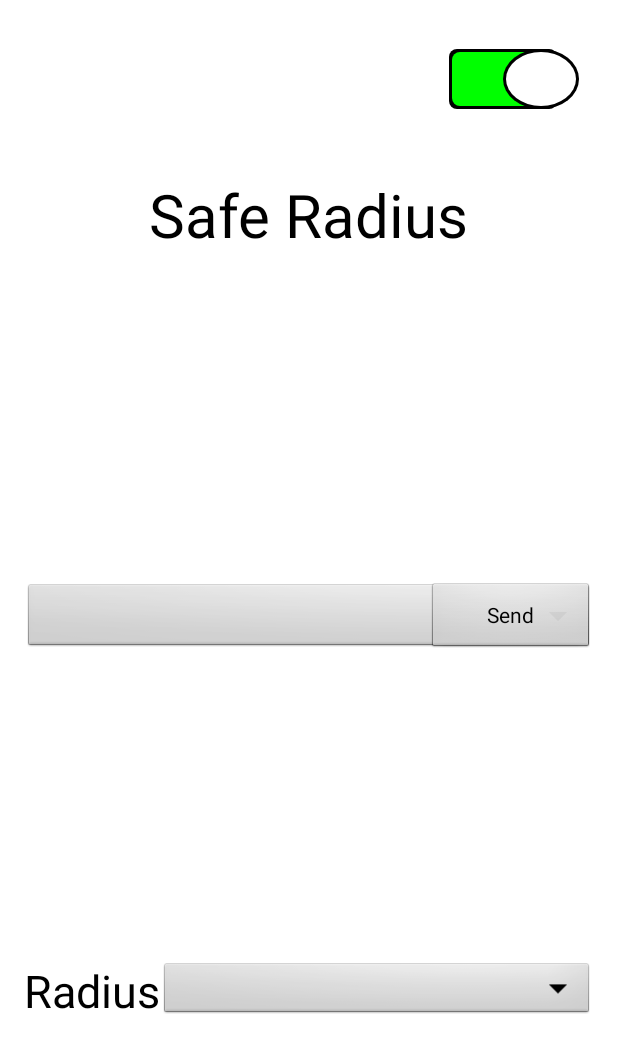
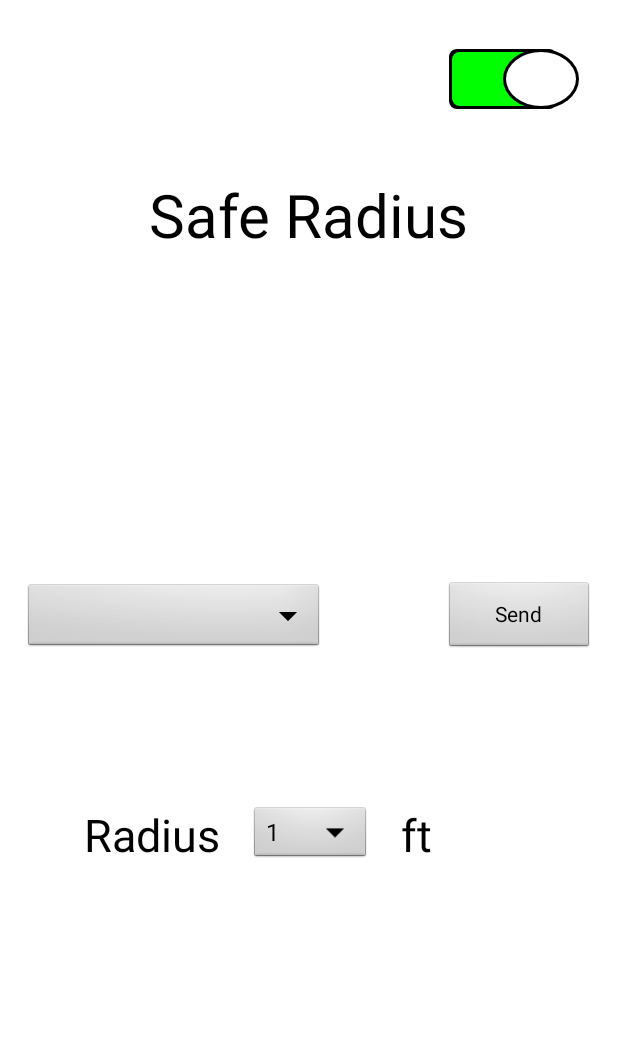
Before and after one commit to CS160-HYJJR/Safe-Radius, an Android app: the SendActivity screen opened directly, with no data from a screen before it, on a phone screen of 412 x 824 dp. Shown: the top 1053 px of the screen. Run offline under Robolectric (Android 15) with nearby library versions, the phone set to English and light mode, and no system bars; 1 statement that could not run was skipped.

Commit message:
update radius spinner and related interface

```diff
--- a/mobile/src/main/java/hyjjr/cs160/com/safe_radius/SendActivity.java
+++ b/mobile/src/main/java/hyjjr/cs160/com/safe_radius/SendActivity.java
@@ -5,6 +5,8 @@ import android.os.Bundle;
 import android.util.Log;
 import android.view.View;
 import android.view.ViewGroup;
+import android.widget.ArrayAdapter;
+import android.widget.Spinner;
 import android.widget.Switch;
 
 import hyjjr.cs160.com.safe_radius.sendActivity_listeners.SwitchListener;
@@ -19,9 +21,22 @@ public class SendActivity extends Activity {
         super.onCreate(savedInstanceState);
         setContentView(R.layout.activity_send);
 
+        setSwitchListener();
+        setRadiusSpinnerContent();
+    }
+
+    private void setRadiusSpinnerContent() {
+        Spinner spinner = (Spinner) findViewById(R.id.radius_spinner);
+        ArrayAdapter<String> adapter = new ArrayAdapter<>(this,
+                android.R.layout.simple_spinner_item, getResources().getStringArray(R.array.radius_choices));
+        spinner.setAdapter(adapter);
+    }
+
+    private void setSwitchListener() {
         Switch switch1 = (Switch) findViewById(R.id.switch1);
         switch1.setOnCheckedChangeListener(new SwitchListener(this));
     }
+
 
     /*
         hide all except switch
--- a/mobile/src/main/res/layout/activity_send.xml
+++ b/mobile/src/main/res/layout/activity_send.xml
@@ -26,7 +26,6 @@
         android:track="@drawable/switch_track" />
 
     <TextView
-        android:id="@+id/title_text"
         android:layout_width="wrap_content"
         android:layout_height="wrap_content"
         android:layout_alignParentTop="true"
@@ -37,11 +36,12 @@
         android:textColor="@android:color/background_dark"
         android:textSize="40dp" />
 
+
     <Spinner
         android:id="@+id/message_spinner"
-        android:layout_width="fill_parent"
+        android:layout_width="200dp"
         android:layout_height="wrap_content"
-        android:layout_alignParentStart="true"
+        android:layout_alignParentLeft="true"
         android:layout_centerVertical="true"
         android:minHeight="10dp"
         android:minWidth="200dp"
@@ -49,32 +49,45 @@
 
     <Button
         android:id="@+id/send_button"
-        android:layout_width="fill_parent"
+        android:layout_width="100dp"
         android:layout_height="wrap_content"
         android:layout_alignBottom="@id/message_spinner"
-        android:layout_alignStart="@id/switch1"
-        android:height="10dp"
+        android:layout_alignParentRight="true"
+        android:layout_alignTop="@id/message_spinner"
         android:text="Send" />
+
 
     <TextView
         android:id="@+id/radius_text"
         android:layout_width="wrap_content"
         android:layout_height="wrap_content"
-        android:layout_alignParentBottom="true"
-        android:layout_alignParentStart="true"
-        android:layout_marginBottom="143dp"
+        android:layout_alignParentLeft="true"
+        android:layout_below="@id/message_spinner"
+        android:layout_marginLeft="40dp"
+        android:layout_marginTop="100dp"
         android:text="Radius"
         android:textColor="@android:color/background_dark"
         android:textSize="30dp" />
 
     <Spinner
-        android:id="@+id/spinner"
+        android:id="@+id/radius_spinner"
         android:layout_width="wrap_content"
         android:layout_height="wrap_content"
-        android:layout_alignBottom="@+id/radius_text"
-        android:layout_alignParentEnd="true"
-        android:layout_alignTop="@+id/radius_text"
-        android:layout_toEndOf="@+id/radius_text"
-        android:minHeight="10dp"
-        android:minWidth="10dp" />
+        android:layout_alignBottom="@id/radius_text"
+        android:layout_alignTop="@id/radius_text"
+        android:layout_marginLeft="20dp"
+        android:layout_toRightOf="@id/radius_text"
+        android:spinnerMode="dropdown" />
+
+    <TextView
+        android:layout_width="wrap_content"
+        android:layout_height="wrap_content"
+        android:layout_alignBottom="@id/radius_text"
+        android:layout_alignTop="@id/radius_text"
+        android:layout_marginLeft="20dp"
+        android:layout_toRightOf="@id/radius_spinner"
+        android:gravity="center"
+        android:text="@string/radius_unit"
+        android:textColor="@color/black"
+        android:textSize="30dp" />
 </RelativeLayout>
--- /dev/null
+++ b/mobile/src/main/res/values/strings_radius.xml
@@ -0,0 +1,22 @@
+<?xml version="1.0" encoding="utf-8"?>
+<resources>
+    <string-array name="radius_choices">
+        <item>1</item>
+        <item>2</item>
+        <item>3</item>
+        <item>4</item>
+        <item>5</item>
+        <item>6</item>
+        <item>7</item>
+        <item>8</item>
+        <item>9</item>
+        <item>10</item>
+        <item>11</item>
+        <item>12</item>
+        <item>13</item>
+        <item>14</item>
+        <item>15</item>
+        <item>16</item>
+        <item>17</item>
+    </string-array>
+</resources>
--- a/mobile/src/main/res/values/strings_send.xml
+++ b/mobile/src/main/res/values/strings_send.xml
@@ -2,4 +2,5 @@
 <resources>
     <string name="tab1_name">send</string>
     <string name="title_activity_send">SendActivity</string>
+    <string name="radius_unit">ft</string>
 </resources>
```
